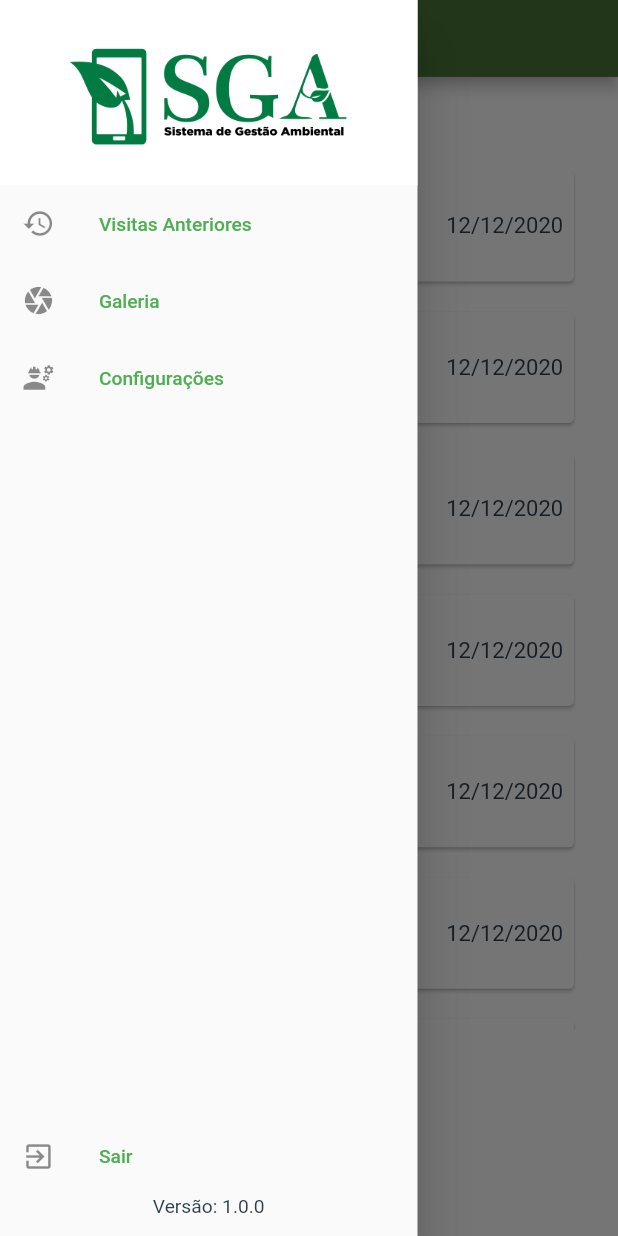
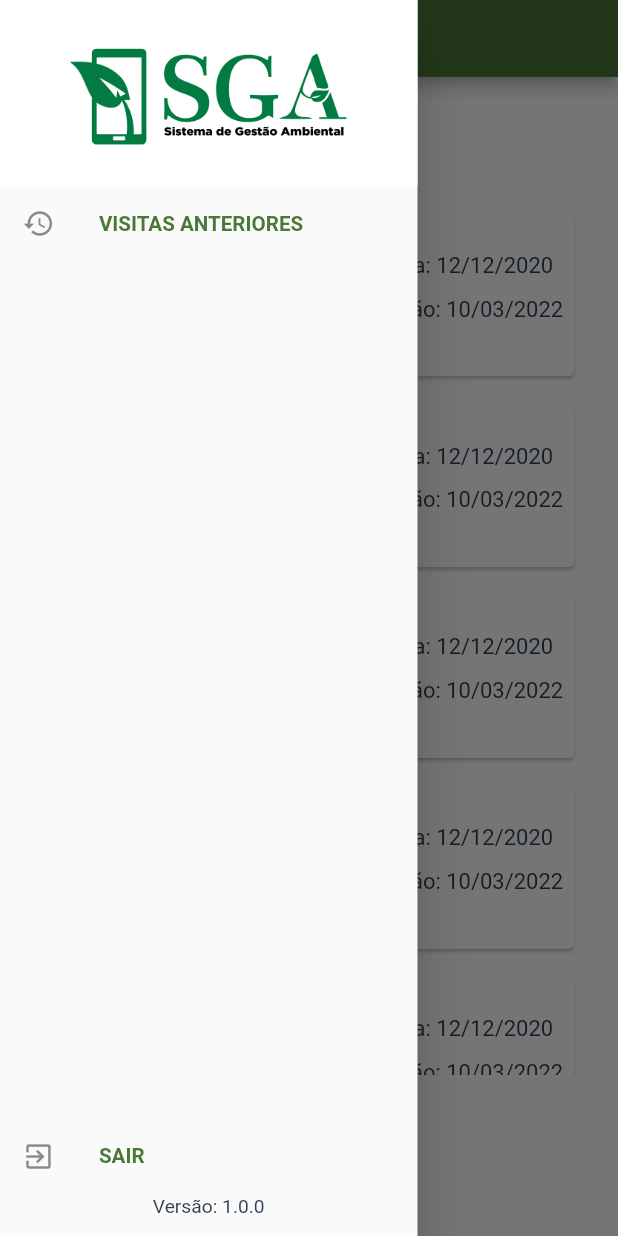
Before and after one commit to CaioVSG/gestao-ambiental-app, a Flutter app: the HomeScreen screen opened by its route, with the side drawer open, on a phone screen of 412 x 824 dp. Run offline on Flutter 3.47's test engine with Material 2 defaults, Android fonts, the phone set to English and light mode, and no system bars; our stand-ins replace dio, responsive_framework.

Commit message:
homeScreen

```diff
--- a/lib/app.dart
+++ b/lib/app.dart
@@ -25,7 +25,7 @@ class App extends StatelessWidget {
           const ResponsiveBreakpoint.resize(1000, name: DESKTOP),
         ],
       ),
-      title: 'Sistema de Gestão Ambiental - SGA Mobile',
+      title: 'Sistema de Gestão Ambiental',
       home: const SplashScreen(),
       theme: ThemeManager.themeData,
       routes: {
--- a/lib/constants/style/constants.dart
+++ b/lib/constants/style/constants.dart
@@ -1,3 +1,5 @@
+import 'dart:ui';
+
 import 'package:flutter/material.dart';
 
 // =======COLORS=========//
@@ -22,3 +24,15 @@ const TextStyle kTextButtonTextStyle = TextStyle(
   fontWeight: FontWeight.bold,
   color: kDetailColor,
 );
+
+const TextStyle kTitleStyles = TextStyle(
+  fontSize: 25,
+  fontWeight: FontWeight.bold,
+  color: kDetailColor,
+);
+
+const TextStyle kdrawerText = TextStyle(
+  fontSize: 15,
+  fontWeight: FontWeight.bold,
+  color: kDetailColor,
+);
--- a/lib/screens/home/components/custom_drawer.dart
+++ b/lib/screens/home/components/custom_drawer.dart
@@ -10,6 +10,7 @@ class CustomDrawer extends StatelessWidget {
 
   @override
   Widget build(BuildContext context) {
+    Size size = MediaQuery.of(context).size;
     return Drawer(
         child: Column(children: [
       Container(
@@ -17,35 +18,22 @@ class CustomDrawer extends StatelessWidget {
         width: MediaQuery.of(context).size.width,
         color: kPrimaryColor,
         child: Center(
-          child: Image.asset('lib/assets/images/logo.png'),
+          child: Image.asset('lib/assets/images/logo.png',
+              width: size.width * 0.5),
         ),
       ),
       ListTile(
         leading: const Icon(Icons.history),
-        title: const Text('Visitas Anteriores'),
-        textColor: Colors.green,
+        title: Text('Visitas Anteriores'.toUpperCase(), style: kdrawerText),
+        textColor: Color(0xFF4A7836),
         onTap: () {
           Navigator.pop(context);
-        },
-      ),
-      ListTile(
-        leading: const Icon(Icons.camera),
-        title: const Text("Galeria"),
-        textColor: Colors.green,
-        onTap: () {},
-      ),
-      ListTile(
-        leading: const Icon(Icons.engineering),
-        title: const Text('Configurações'),
-        textColor: Colors.green,
-        onTap: () {
-          Navigator.popAndPushNamed(context, SignInScreen.id);
         },
       ),
       const Spacer(),
       ListTile(
         leading: const Icon(Icons.exit_to_app),
-        title: const Text('Sair'),
+        title: Text('Sair'.toUpperCase(), style: kdrawerText),
         textColor: Colors.green,
         onTap: () {
           Navigator.popAndPushNamed(context, SignInScreen.id);
--- a/lib/screens/home/components/visit_tile.dart
+++ b/lib/screens/home/components/visit_tile.dart
@@ -1,14 +1,17 @@
 import 'package:flutter/material.dart';
+import 'package:meioambientemobile/components/vertical_spacer_box.dart';
 import 'package:meioambientemobile/constants/style/constants.dart';
 
 class VisitTile extends StatelessWidget {
   final String title;
-  final String date;
+  final String VisitDate;
+  final String CriationDate;
   final VoidCallback onTap;
   const VisitTile({
     Key? key,
     required this.title,
-    required this.date,
+    required this.VisitDate,
+    required this.CriationDate,
     required this.onTap,
   }) : super(key: key);
 
@@ -19,15 +22,45 @@ class VisitTile extends StatelessWidget {
       onTap: onTap,
       child: Padding(
         padding: const EdgeInsets.all(kDefaultRadius),
-        child: Row(mainAxisAlignment: MainAxisAlignment.start, children: [
+        child: Column(
+          crossAxisAlignment: CrossAxisAlignment.start,
+          children: [
+            Text('Tipo: '),
+            Row(mainAxisAlignment: MainAxisAlignment.start, children: [
               const Icon(Icons.location_on),
               Text(
                 title,
                 style: textTheme.headline6,
               ),
               const Spacer(),
-          Text(date, style: textTheme.subtitle1),
+              Column(
+                children: [
+                  Row(
+                    children: [
+                      Icon(Icons.event_available),
+                      Text('Data de Visita: ' + VisitDate,
+                          style: textTheme.subtitle1),
+                    ],
+                  ),
+                  VerticalSpacerBox(size: SpacerSize.tiny),
+                  Row(
+                    children: [
+                      Icon(Icons.event, color: kDetailColor),
+                      Text('Data de Criação: ' + CriationDate,
+                          style: textTheme.subtitle1),
+                    ],
+                  ),
+                ],
+              ),
             ]),
+            Row(
+              children: [
+                Icon(Icons.business),
+                Text('Empresa: '),
+              ],
+            )
+          ],
+        ),
       ),
     );
   }
--- a/lib/screens/home/home_screen.dart
+++ b/lib/screens/home/home_screen.dart
@@ -1,3 +1,5 @@
+import 'dart:math';
+
 import 'package:flutter/material.dart';
 import 'package:meioambientemobile/components/vertical_spacer_box.dart';
 import 'package:meioambientemobile/constants/style/constants.dart';
@@ -27,11 +29,8 @@ class _HomeScreenState extends State<HomeScreen> {
             child: Column(
               crossAxisAlignment: CrossAxisAlignment.start,
               children: [
-                Text(
-                  'Visitas agendadas'.toUpperCase(),
-                  style: TextStyle(color: Colors.green),
-                ),
-                const VerticalSpacerBox(size: SpacerSize.medium),
+                Text('Visitas agendadas'.toUpperCase(), style: kTitleStyles),
+                const VerticalSpacerBox(size: SpacerSize.large),
                 SizedBox(
                   height: size.height * 0.7,
                   child: ListView.separated(
@@ -41,13 +40,14 @@ class _HomeScreenState extends State<HomeScreen> {
                     itemBuilder: ((context, index) {
                       return Card(
                         child: Container(
-                          height: size.height * 0.09,
+                          height: size.height * 0.13,
                           decoration: BoxDecoration(
                               borderRadius:
                                   BorderRadius.circular(kDefaultRadius)),
                           child: VisitTile(
                             title: 'Posto Delta',
-                            date: '12/12/2020',
+                            VisitDate: '12/12/2020',
+                            CriationDate: '10/03/2022',
                             onTap: () {
                               Navigator.pushNamed(context, DetailsScreen.id);
                             },
--- a/lib/screens/splash/splash_screen.dart
+++ b/lib/screens/splash/splash_screen.dart
@@ -35,7 +35,8 @@ class _SplashScreenState extends State<SplashScreen> {
               const Spacer(),
               Container(
                 padding: const EdgeInsets.all(kDefaultPadding),
-                child: Image.asset('lib/assets/images/logo.png'),
+                child: Image.asset('lib/assets/images/logo.png',
+                    width: size.width * 0.6),
               ),
               const CircularProgressIndicator(),
               const Spacer(),
```
Lines whose indentation alone changed are shown as unchanged.
